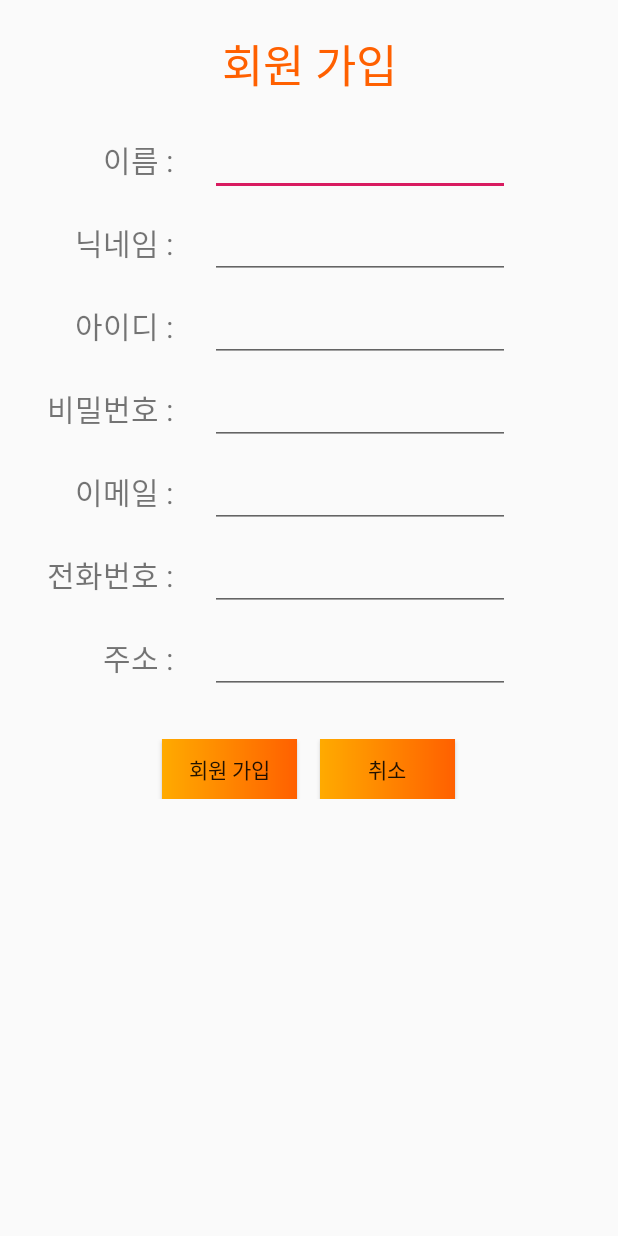
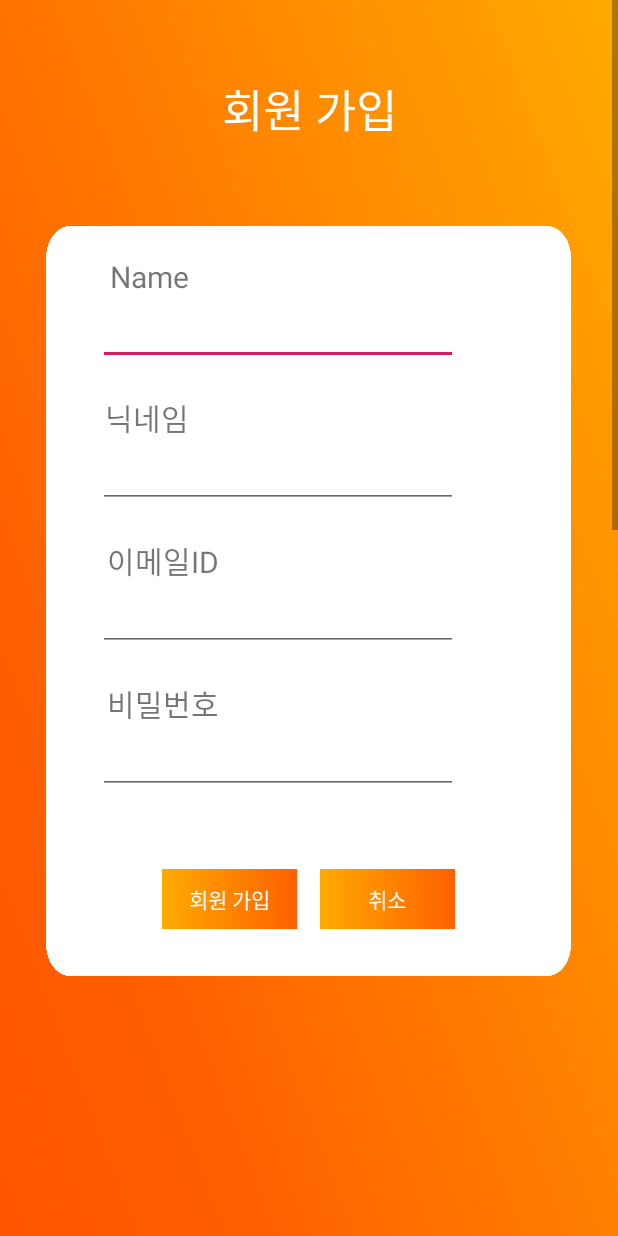
Before and after one commit to bigand32/foodpick, an Android app: the newsign screen opened directly, with no data from a screen before it, on a phone screen of 412 x 824 dp. Run offline under Robolectric (Android 15) with nearby library versions, the phone set to English and light mode, and no system bars.

Commit message:
디자인 수정 4/7

```diff
--- a/app/src/main/java/com/example/sosimtapa/MainActivity.java
+++ b/app/src/main/java/com/example/sosimtapa/MainActivity.java
@@ -114,26 +114,19 @@ public class MainActivity extends AppCompatActivity
             // Handle the camera action
 
 
-        } else if(id==R.id.cha){
-
         } else if (id == R.id.nav_manage) {
 
         } else if (id == R.id.logout) {
 
 
 
-    } else if (id == R.id.chatbot) {
+    }
 
 
 
-    } else if (id == R.id.book) {
 
 
 
-        } else if (id == R.id.quiz) {
-
-
-        }
 
         DrawerLayout drawer = (DrawerLayout) findViewById(R.id.drawer_layout);
         drawer.closeDrawer(GravityCompat.START);
--- a/app/src/main/java/com/example/sosimtapa/login.java
+++ b/app/src/main/java/com/example/sosimtapa/login.java
@@ -11,7 +11,7 @@ public class login extends Activity {
     public void onCreate(Bundle savedInstanceState){
         super.onCreate(savedInstanceState);
         setContentView(R.layout.people);
-        Button button=(Button) findViewById(R.id.btn_newsign);
+        Button button=(Button) findViewById(R.id.btn_signup);
         button.setOnClickListener(new View.OnClickListener() {
             @Override
             public void onClick(View v) {
--- a/app/src/main/res/layout/newpeople.xml
+++ b/app/src/main/res/layout/newpeople.xml
@@ -7,7 +7,10 @@
     <LinearLayout
         android:layout_width="match_parent"
         android:layout_height="wrap_content"
-        android:orientation="vertical">
+        android:orientation="vertical"
+        android:background="@drawable/title_no">
+
+
     <TextView
         android:layout_width="match_parent"
         android:layout_height="wrap_content"
@@ -17,159 +20,105 @@
         android:shadowRadius="5.0"
         android:shadowDx="5.0"
         android:shadowDy="5.0"
-        android:layout_margin="20dp"
-        android:textColor="#ff6000"
+        android:layout_margin="50dp"
+        android:textColor="#ffffff"
         />
 
+
         <LinearLayout
-        android:layout_width="match_parent"
+            android:layout_width="350dp"
+            android:layout_height="500dp"
+            android:orientation="vertical"
+            android:layout_marginBottom="10dp"
+            android:background="@drawable/box_white"
+            android:layout_gravity="center_horizontal"
+            android:layout_marginTop="5dp"
+            >
+
+        <TextView
+            android:layout_width="95dp"
             android:layout_height="wrap_content"
-        android:orientation="horizontal"
-        android:layout_marginBottom="10dp"
-        >
-        <TextView
-            android:layout_width="120dp"
-            android:layout_height="wrap_content"
-            android:text="이름 : "
+            android:text="Name"
             android:gravity="right"
             android:textSize="20sp"
             android:layout_marginRight="20dp"
+            android:layout_marginTop="20dp"
 
             />
         <EditText
             android:id="@+id/edit_name"
-            android:layout_width="200dp"
+            android:layout_width="240dp"
             android:layout_height="wrap_content"
+            android:layout_gravity="center_horizontal"
+            android:layout_marginRight="20dp"
             />
-    </LinearLayout>
 
-    <LinearLayout
-        android:layout_width="match_parent"
-        android:layout_height="wrap_content"
-        android:orientation="horizontal"
-        android:layout_marginBottom="10dp">
+
 
             <TextView
-            android:layout_width="120dp"
+                android:layout_width="95dp"
                 android:layout_height="wrap_content"
-            android:text="닉네임 : "
+                android:text="닉네임"
                 android:gravity="right"
                 android:textSize="20sp"
-            android:layout_marginRight="20dp"/>
+                android:layout_marginRight="20dp"
+                android:layout_marginTop="20dp"
+
+                />
 
         <EditText
             android:id="@+id/edit_phone"
-            android:layout_width="200dp"
-            android:layout_height="wrap_content" />
-    </LinearLayout>
+            android:layout_width="240dp"
+            android:layout_height="wrap_content"
+            android:layout_gravity="center_horizontal"
+            android:layout_marginRight="20dp" />
 
-    <LinearLayout
-        android:layout_width="match_parent"
-        android:layout_height="wrap_content"
-        android:orientation="horizontal"
-        android:layout_marginBottom="10dp">
+
 
             <TextView
-            android:layout_width="120dp"
+                android:layout_width="115dp"
                 android:layout_height="wrap_content"
-            android:text="아이디 : "
+                android:text="이메일ID"
                 android:gravity="right"
                 android:textSize="20sp"
-            android:layout_marginRight="20dp"/>
+                android:layout_marginRight="20dp"
+                android:layout_marginTop="20dp"
+
+                />
 
         <EditText
             android:id="@+id/edit_weight"
-            android:layout_width="200dp"
-            android:layout_height="wrap_content" />
-    </LinearLayout>
+            android:layout_width="240dp"
+            android:layout_height="wrap_content"
+            android:layout_gravity="center_horizontal"
+            android:layout_marginRight="20dp"/>
 
-    <LinearLayout
-        android:layout_width="match_parent"
-        android:layout_height="wrap_content"
-        android:orientation="horizontal"
-        android:layout_marginBottom="10dp">
+
 
             <TextView
-            android:layout_width="120dp"
+                android:layout_width="115dp"
                 android:layout_height="wrap_content"
-            android:text="비밀번호 : "
+                android:text="비밀번호"
                 android:gravity="right"
                 android:textSize="20sp"
-            android:layout_marginRight="20dp"/>
+                android:layout_marginRight="20dp"
+                android:layout_marginTop="20dp"
+
+                />
 
         <EditText
             android:id="@+id/edit_height"
-            android:layout_width="200dp"
+            android:layout_width="240dp"
             android:layout_height="wrap_content"
-            />
-    </LinearLayout>
-
-    <LinearLayout
-        android:layout_width="match_parent"
-        android:layout_height="wrap_content"
-        android:orientation="horizontal"
-        android:layout_marginBottom="10dp">
-
-        <TextView
-            android:layout_width="120dp"
-            android:layout_height="wrap_content"
-            android:text="이메일 : "
-            android:gravity="right"
-            android:textSize="20sp"
+            android:layout_gravity="center_horizontal"
             android:layout_marginRight="20dp"/>
 
-        <EditText
-            android:id="@+id/edit_nickname"
-            android:layout_width="200dp"
-            android:layout_height="wrap_content"
-            />
-    </LinearLayout>
-    <LinearLayout
-        android:layout_width="match_parent"
-        android:layout_height="wrap_content"
-        android:orientation="horizontal"
-        android:layout_marginBottom="10dp">
-
-        <TextView
-            android:layout_width="120dp"
-            android:layout_height="wrap_content"
-            android:text="전화번호 : "
-            android:gravity="right"
-            android:textSize="20sp"
-            android:layout_marginRight="20dp"/>
-
-        <EditText
-            android:id="@+id/edit_call"
-            android:layout_width="200dp"
-            android:layout_height="wrap_content"
-            />
-    </LinearLayout>
-    <LinearLayout
-        android:layout_width="match_parent"
-        android:layout_height="wrap_content"
-        android:orientation="horizontal"
-        android:layout_marginBottom="10dp">
-
-        <TextView
-            android:layout_width="120dp"
-            android:layout_height="wrap_content"
-            android:text="주소 : "
-            android:gravity="right"
-            android:textSize="20sp"
-            android:layout_marginRight="20dp"/>
-
-        <EditText
-            android:id="@+id/edit_juso"
-            android:layout_width="200dp"
-            android:layout_height="wrap_content"
-            />
-    </LinearLayout>
 
     <LinearLayout
         android:layout_width="match_parent"
         android:layout_height="wrap_content"
         android:gravity="center_horizontal"
-        android:layout_marginTop="20dp"
+        android:layout_marginTop="50dp"
         android:orientation="horizontal">
 
         <Button
@@ -178,14 +127,17 @@
             android:layout_height="40dp"
             android:text="회원 가입"
             android:background="@drawable/gradient"
+            android:textColor="#ffffff"
             android:layout_marginRight="15dp"/>
 
         <Button
             android:id="@+id/btn_reset"
             android:layout_width="90dp"
             android:layout_height="40dp"
+            android:textColor="#ffffff"
             android:background="@drawable/gradient"
             android:text="취소"/>
     </LinearLayout>
         </LinearLayout>
+    </LinearLayout>
 </ScrollView>
--- a/app/src/main/res/layout/people.xml
+++ b/app/src/main/res/layout/people.xml
@@ -19,7 +19,7 @@
         />
 
     <EditText
-        android:layout_width="350dp"
+        android:layout_width="300dp"
         android:layout_height="wrap_content"
         android:layout_marginLeft="20dp"
         android:layout_marginRight="20dp"
@@ -28,6 +28,7 @@
         android:textColorHint="#FFFFFF"
         android:textColor="#FFFFFF"
         android:textSize="20sp"
+        android:layout_gravity="center_horizontal"
 
         android:layout_centerHorizontal="true"
         android:layout_marginTop="15dp"
@@ -37,13 +38,14 @@
 
     <EditText
         android:id="@+id/editText2"
-        android:layout_width="350dp"
+        android:layout_width="300dp"
         android:layout_height="wrap_content"
         android:layout_below="@+id/editText"
         android:layout_alignStart="@+id/editText"
         android:layout_alignLeft="@+id/editText"
         android:layout_alignEnd="@+id/editText"
         android:layout_alignRight="@+id/editText"
+        android:layout_gravity="center_horizontal"
         android:layout_marginLeft="20dp"
         android:layout_marginRight="20dp"
         android:ems="10"
```
Also changed, not shown: app/src/main/res/drawable/box_white.png (added). Lines whose indentation alone changed are shown as unchanged.
